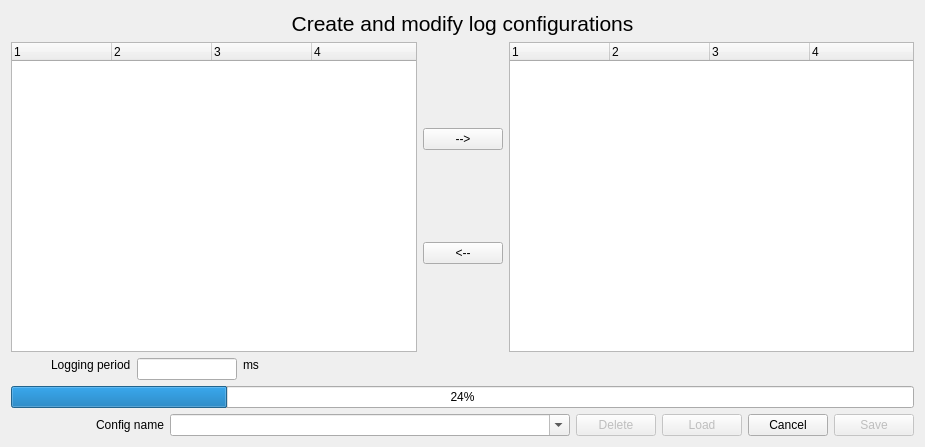
Qt form src/cfclient/ui/dialogs/logconfigdialogue.ui (bitcraze/crazyflie-clients-python) before a commit.
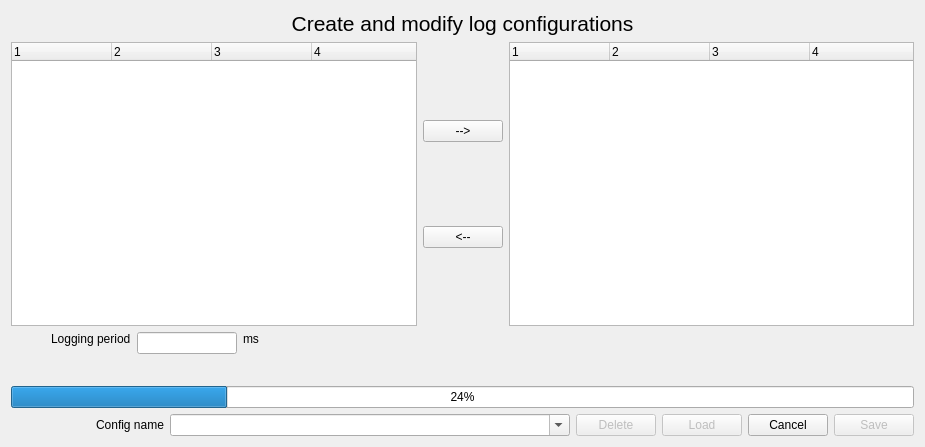
The same form after that commit.

Commit message: Changed color of progressbar in log-config window, and allow it to go red once the config is full. Also added a text displaying how many bytes the configuration contains

The edit to the form file:
```diff
--- a/src/cfclient/ui/dialogs/logconfigdialogue.ui
+++ b/src/cfclient/ui/dialogs/logconfigdialogue.ui
@@ -179,6 +179,43 @@
        </item>
       </layout>
      </item>
+     <item>
+      <layout class="QHBoxLayout" name="horizontalLayout_3">
+       <item>
+        <spacer name="horizontalSpacer_4">
+         <property name="orientation">
+          <enum>Qt::Horizontal</enum>
+         </property>
+         <property name="sizeHint" stdset="0">
+          <size>
+           <width>40</width>
+           <height>20</height>
+          </size>
+         </property>
+        </spacer>
+       </item>
+       <item>
+        <widget class="QLabel" name="packetSizeText">
+         <property name="text">
+          <string/>
+         </property>
+        </widget>
+       </item>
+       <item>
+        <spacer name="horizontalSpacer">
+         <property name="orientation">
+          <enum>Qt::Horizontal</enum>
+         </property>
+         <property name="sizeHint" stdset="0">
+          <size>
+           <width>40</width>
+           <height>20</height>
+          </size>
+         </property>
+        </spacer>
+       </item>
+      </layout>
+     </item>
      <item>
       <widget class="QProgressBar" name="packetSize">
        <property name="value">
```
Left out of the diff: 3 changed lines with no effect on the pictures. The commit also changes 1 other file.
